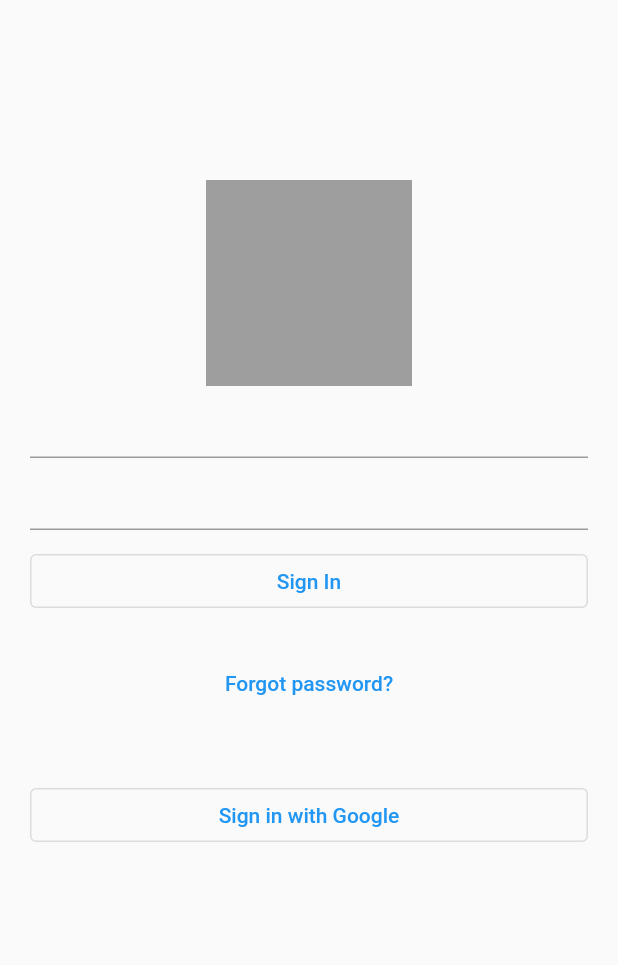
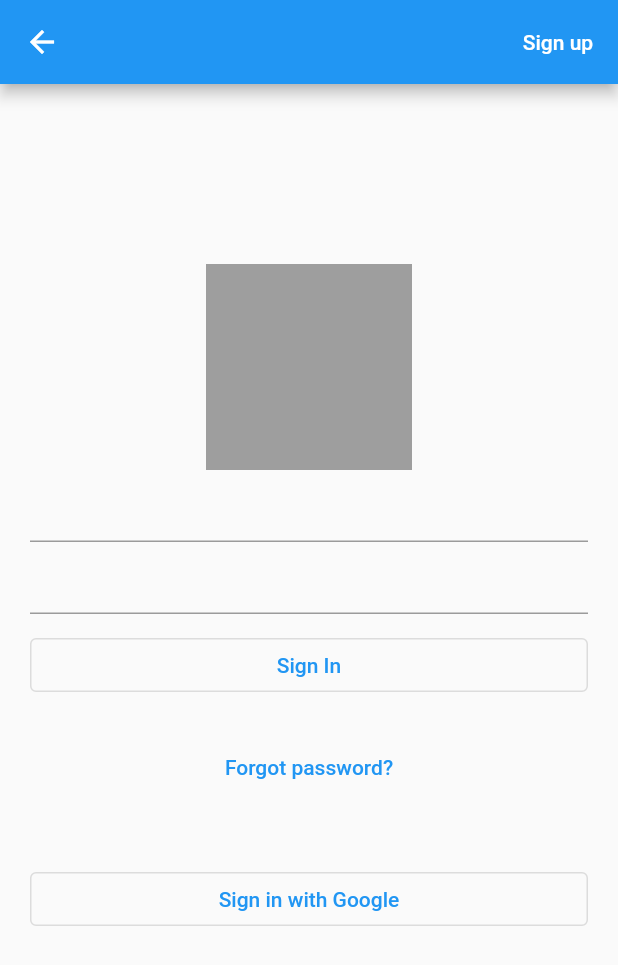
Before and after one commit to yescorp/bill_share_fe, a Flutter app: the screen it shows after launch, on a phone screen of 412 x 824 dp. Shown: the top 965 px of the screen. Run offline on Flutter 3.47's test engine with Material 2 defaults, Android fonts, the phone set to English and light mode, and no system bars; our stand-ins replace bloc, dio, flutter_bloc, get_it.

Commit message:
sign in screen template finished

```diff
--- a/lib/pages/sign_in/view/sign_in_cubit.dart
+++ b/lib/pages/sign_in/view/sign_in_cubit.dart
@@ -24,4 +24,10 @@ class SigninCubit extends BlocBase<SigninScreenState> {
 
     super.close();
   }
+
+  void onBackButtonPressed() {
+  }
+
+  void onSignupPressed() {
+  }
 }
--- a/lib/pages/sign_in/view/sign_in_screen.dart
+++ b/lib/pages/sign_in/view/sign_in_screen.dart
@@ -16,6 +16,25 @@ class SigninScreen extends AbstractScreen<SigninScreenState, SigninCubit> {
     final width = MediaQuery.of(context).size.width / 3;
 
     return Scaffold(
+      appBar: AppBar(
+        leading: IconButton(
+          icon: const Icon(Icons.arrow_back),
+          onPressed: cubit.onBackButtonPressed,
+        ),
+        title: const Text(''),
+        actions: [
+          Padding(
+            padding: const EdgeInsets.all(8.0),
+            child: TextButton(
+              onPressed: cubit.onSignupPressed,
+              child: const Text(
+                'Sign up',
+                style: TextStyle(color: Colors.white),
+              ),
+            ),
+          ),
+        ],
+      ),
       body: Padding(
         padding: const EdgeInsets.symmetric(horizontal: 20, vertical: 40),
         child: ListView(
```
